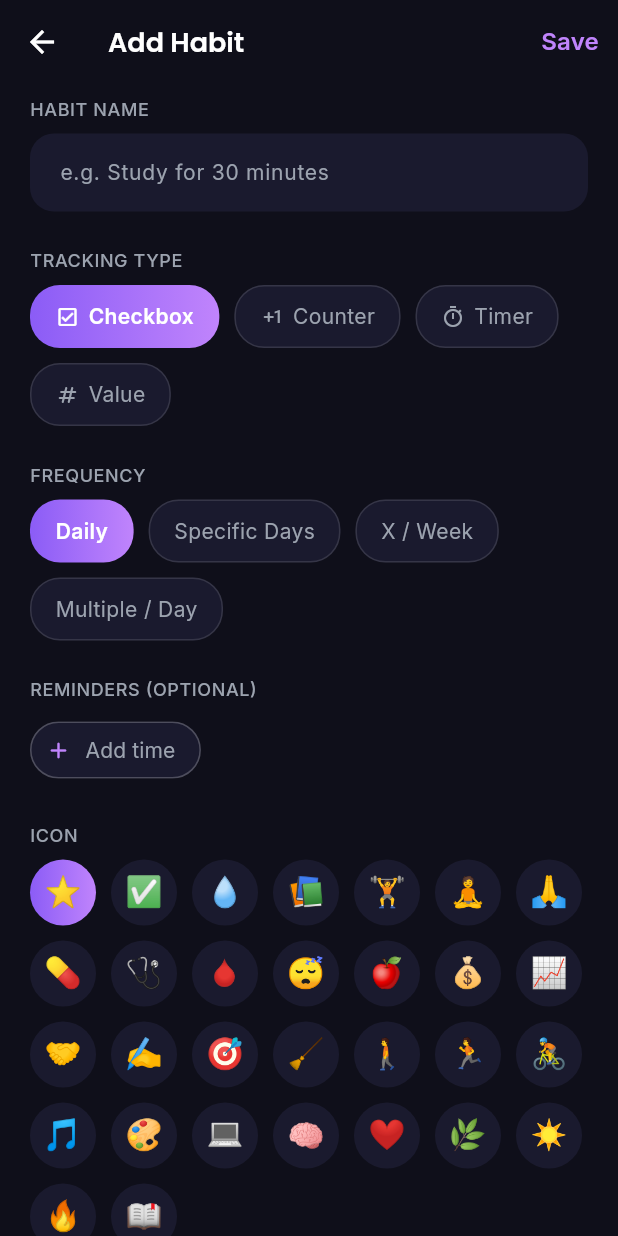
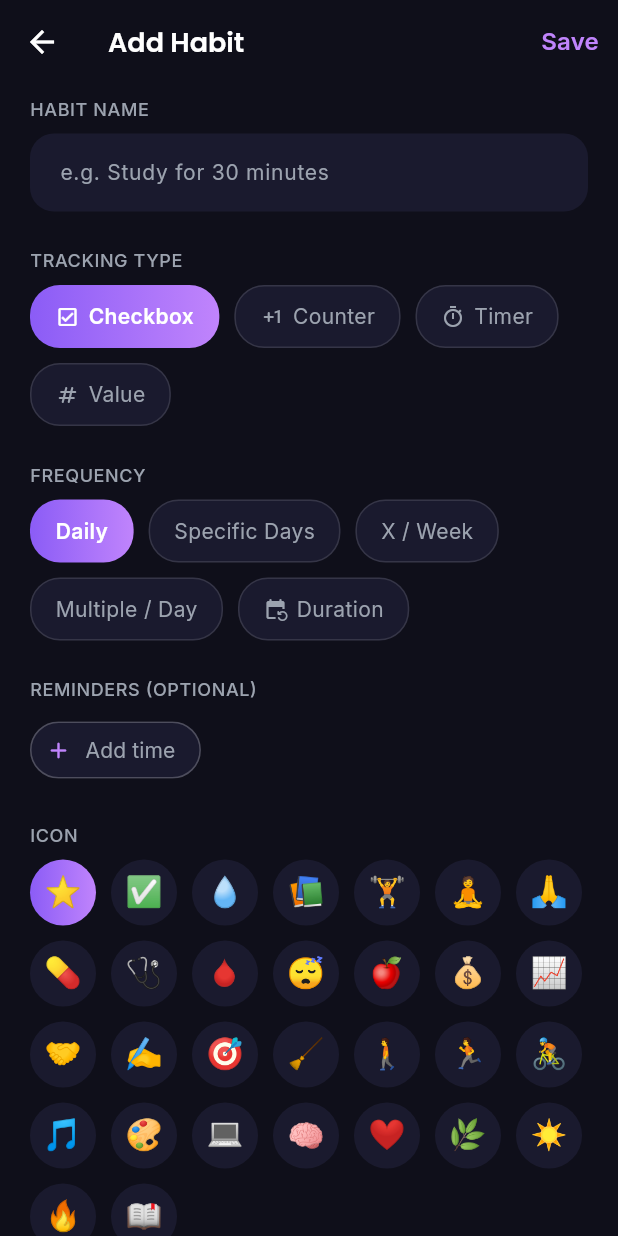
Before and after one commit to usmanz-dev/habitquest, a Flutter app: the AddEditHabitScreen screen opened directly, on a phone screen of 412 x 824 dp. Run offline on Flutter 3.47's test engine with Material 3 defaults, Android fonts, the phone set to English and light mode, and no system bars; our stand-ins replace audioplayers, flutter_animate, flutter_local_notifications, flutter_riverpod, flutter_timezone, google_fonts and 5 more; missing offline and left inert: workmanager; accounts and stored records are empty; generated files the repository leaves out were written again; statements that could not run were skipped.

Commit message:
Fix real-device bugs and add fixed-duration habit tracking
Bugs found via on-device testing:
- Startup was blocked on runApp() awaiting NotificationService's
  permission dialog (interactive) and AdService.init() (network SDK
  init), so the app sat on a blank native launch screen behind a
  system dialog the user couldn't see the app underneath. These now
  run in the background after runApp(), so SplashScreen's own
  branding shows immediately.
- Onboarding Avatar screen's 4-stage preview row overflowed on
  narrower/denser real screens ("RIGHT OVERFLOWED BY 44 PIXELS") —
  fixed with Expanded slices instead of intrinsic-width Padding.
- Streak Freeze incorrectly fired on a brand-new user's very first
  completion: applyHabitCompletion bumps 0->1 the same way on day one
  as any other day, and the old check only looked at currentStreak,
  not whether there was actually a prior day to have missed.
- Streak Freeze's "Watch Ad" button rendered with no visible icon or
  text: it never set foregroundColor, so Material 3's default
  (colorScheme.primary) matched the button's own purple background.

New: FrequencyType.duration — a fixed-length challenge (e.g. "30
days") set in Add Habit via a count + Days/Weeks/Months picker.
Appears in Today's Habits like any other habit, and tapping its name
opens a new HabitDetailScreen (HabitQuest_PRD.md §7 screen 6) showing
every day in the range with its date, a progress bar, and a
read-only done/missed/upcoming status per day — today's row embeds
the real HabitCard so completing it there uses the exact same reward
path as Home Screen.

```diff
--- a/lib/database/isar_service.dart
+++ b/lib/database/isar_service.dart
@@ -74,6 +74,10 @@ class IsarService {
       if (_dateOnly(habit.createdAt).isAfter(dayOnly)) return false;
       if (habit.frequencyType == FrequencyType.specificDays) {
         return habit.specificDays.contains(weekday);
+      }
+      if (habit.frequencyType == FrequencyType.duration) {
+        final end = habit.durationEndDate;
+        return end != null && !dayOnly.isAfter(end);
       }
       return true;
     }).toList();
--- a/lib/models/habit.dart
+++ b/lib/models/habit.dart
@@ -6,7 +6,12 @@ part 'habit.g.dart';
 enum TrackingType { checkbox, counter, timer, value }
 
 /// How often a habit is due. See HabitQuest_PRD.md §4.2.
-enum FrequencyType { daily, specificDays, timesPerWeek, multipleTimesPerDay }
+/// [duration] is a fixed-length challenge (e.g. "30 days") rather than an
+/// open-ended recurring pattern — see [Habit.durationCount]/[durationUnit].
+enum FrequencyType { daily, specificDays, timesPerWeek, multipleTimesPerDay, duration }
+
+/// Unit for [Habit.durationCount] when [Habit.frequencyType] is [FrequencyType.duration].
+enum DurationUnit { days, weeks, months }
 
 /// Optional category tag. See HabitQuest_PRD.md §4.3.
 enum HabitCategory { health, fitness, study, business, spiritual, personal, custom }
@@ -31,6 +36,17 @@ class Habit {
   /// Only meaningful when [frequencyType] is [FrequencyType.specificDays].
   List<int> specificDays = [];
 
+  /// How many [durationUnit]s the challenge runs for (e.g. 30 + days).
+  /// Only meaningful when [frequencyType] is [FrequencyType.duration] — this
+  /// is the field to check for "is this a duration habit", since Isar's
+  /// @enumerated fields can't be nullable ([durationUnit] always has a value).
+  int? durationCount;
+
+  /// Defaults to [DurationUnit.days] when unused, same reason [Habit.category]
+  /// defaults rather than going nullable.
+  @enumerated
+  DurationUnit durationUnit = DurationUnit.days;
+
   /// Reminder times of day, stored as "HH:mm" strings.
   List<String> reminderTimes = [];
 
@@ -42,3 +58,31 @@ class Habit {
 
   late DateTime createdAt;
 }
+
+extension HabitDuration on Habit {
+  /// The last day (inclusive) of a [FrequencyType.duration] challenge, or
+  /// null for any other frequency type or if the count/unit weren't set.
+  DateTime? get durationEndDate {
+    final count = durationCount;
+    if (frequencyType != FrequencyType.duration || count == null) {
+      return null;
+    }
+    final start = DateTime(createdAt.year, createdAt.month, createdAt.day);
+    return switch (durationUnit) {
+      DurationUnit.days => start.add(Duration(days: count - 1)),
+      DurationUnit.weeks => start.add(Duration(days: count * 7 - 1)),
+      DurationUnit.months => DateTime(start.year, start.month + count, start.day)
+          .subtract(const Duration(days: 1)),
+    };
+  }
+
+  /// Every calendar day in this challenge, start to end inclusive. Empty for
+  /// any habit that isn't [FrequencyType.duration].
+  List<DateTime> get durationDates {
+    final end = durationEndDate;
+    if (end == null) return const [];
+    final start = DateTime(createdAt.year, createdAt.month, createdAt.day);
+    final totalDays = end.difference(start).inDays + 1;
+    return [for (var i = 0; i < totalDays; i++) start.add(Duration(days: i))];
+  }
+}
--- a/lib/screens/add_edit_habit_screen.dart
+++ b/lib/screens/add_edit_habit_screen.dart
@@ -34,12 +34,15 @@ class _AddEditHabitScreenState extends ConsumerState<AddEditHabitScreen> {
   late final TextEditingController _nameController;
   late final TextEditingController _targetValueController;
 
+  late final TextEditingController _durationCountController;
+
   late TrackingType _trackingType;
   late FrequencyType _frequencyType;
   late HabitCategory _category;
   late String _icon;
   late Set<int> _specificDays;
   late List<String> _reminderTimes;
+  late DurationUnit _durationUnit;
 
   bool _saving = false;
   String? _daysError;
@@ -55,6 +58,10 @@ class _AddEditHabitScreenState extends ConsumerState<AddEditHabitScreen> {
     _icon = h?.icon ?? _kEmojiOptions.first;
     _specificDays = (h?.specificDays ?? const <int>[]).toSet();
     _reminderTimes = List.of(h?.reminderTimes ?? const <String>[]);
+    _durationUnit = h?.durationUnit ?? DurationUnit.days;
+    _durationCountController = TextEditingController(
+      text: h?.durationCount != null ? '${h!.durationCount}' : '',
+    );
     _targetValueController = TextEditingController(
       text: h?.targetValue != null ? _formatNumber(h!.targetValue!) : '',
     );
@@ -64,6 +71,7 @@ class _AddEditHabitScreenState extends ConsumerState<AddEditHabitScreen> {
   void dispose() {
     _nameController.dispose();
     _targetValueController.dispose();
+    _durationCountController.dispose();
     super.dispose();
   }
 
@@ -99,6 +107,8 @@ class _AddEditHabitScreenState extends ConsumerState<AddEditHabitScreen> {
     });
   }
 
+  bool get _isDuration => _frequencyType == FrequencyType.duration;
+
   Future<void> _save() async {
     setState(() => _daysError = null);
     final formValid = _formKey.currentState?.validate() ?? false;
@@ -116,6 +126,8 @@ class _AddEditHabitScreenState extends ConsumerState<AddEditHabitScreen> {
       ..targetValue = _showTargetField ? double.tryParse(_targetValueController.text) : null
       ..frequencyType = _frequencyType
       ..specificDays = (_specificDays.toList()..sort())
+      ..durationCount = _isDuration ? int.tryParse(_durationCountController.text) : null
+      ..durationUnit = _durationUnit
       ..reminderTimes = _reminderTimes
       ..icon = _icon
       ..category = _category
@@ -305,8 +317,58 @@ class _AddEditHabitScreenState extends ConsumerState<AddEditHabitScreen> {
                     onTap: () =>
                         setState(() => _frequencyType = FrequencyType.multipleTimesPerDay),
                   ),
+                  _OptionChip(
+                    label: 'Duration',
+                    icon: Icons.event_repeat_rounded,
+                    selected: _isDuration,
+                    onTap: () => setState(() => _frequencyType = FrequencyType.duration),
+                  ),
                 ],
               ),
+              if (_isDuration) ...[
+                const SizedBox(height: 16),
+                Text(
+                  'A fixed-length challenge, e.g. "30 days" — shows a full '
+                  'day-by-day checklist when you tap into it from Home.',
+                  style: AppTypography.caption,
+                ),
+                const SizedBox(height: 12),
+                Row(
+                  crossAxisAlignment: CrossAxisAlignment.start,
+                  children: [
+                    SizedBox(
+                      width: 100,
+                      child: TextFormField(
+                        controller: _durationCountController,
+                        keyboardType: TextInputType.number,
+                        style: AppTypography.bodyLarge,
+                        decoration: _fieldDecoration('e.g. 30'),
+                        validator: (v) {
+                          if (!_isDuration) return null;
+                          final value = int.tryParse(v ?? '');
+                          if (value == null || value <= 0) return 'Invalid';
+                          return null;
+                        },
+                      ),
+                    ),
+                    const SizedBox(width: 12),
+                    Expanded(
+                      child: Wrap(
+                        spacing: 8,
+                        runSpacing: 8,
+                        children: [
+                          for (final unit in DurationUnit.values)
+                            _OptionChip(
+                              label: _durationUnitLabel(unit),
+                              selected: _durationUnit == unit,
+                              onTap: () => setState(() => _durationUnit = unit),
+                            ),
+                        ],
+                      ),
+                    ),
+                  ],
+                ),
+              ],
               if (_frequencyType == FrequencyType.specificDays) ...[
                 const SizedBox(height: 16),
                 Wrap(
@@ -406,6 +468,12 @@ class _AddEditHabitScreenState extends ConsumerState<AddEditHabitScreen> {
     );
   }
 
+  String _durationUnitLabel(DurationUnit u) => switch (u) {
+        DurationUnit.days => 'Days',
+        DurationUnit.weeks => 'Weeks',
+        DurationUnit.months => 'Months',
+      };
+
   String _categoryLabel(HabitCategory c) => switch (c) {
         HabitCategory.health => 'Health',
         HabitCategory.fitness => 'Fitness',
--- a/lib/widgets/streak_freeze_modal.dart
+++ b/lib/widgets/streak_freeze_modal.dart
@@ -95,6 +95,7 @@ class _StreakFreezeModalState extends ConsumerState<StreakFreezeModal> {
                 label: Text(_working ? 'Loading ad…' : 'Watch Ad to Freeze Streak'),
                 style: ElevatedButton.styleFrom(
                   backgroundColor: AppColors.purpleStart,
+                  foregroundColor: Colors.white,
                   padding: const EdgeInsets.symmetric(vertical: 14),
                   shape: RoundedRectangleBorder(
                     borderRadius: BorderRadius.circular(AppRadius.card),
```
Also changed, not shown: lib/main.dart (+14 -3 lines), lib/screens/habit_detail_screen.dart (added, +177 -0 lines), lib/screens/onboarding/onboarding_avatar_screen.dart (+5 -4 lines), lib/services/providers.dart (+16 -3 lines), lib/widgets/habit_card.dart (+32 -1 lines), lib/models/habit.g.dart.
